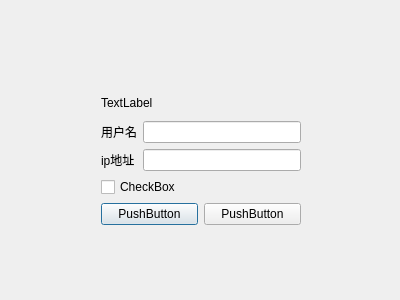
This is explorer_ui/ui/login.ui in MaxChanger/nwpu_explorer_2018 as Qt 5 draws it before an edit. The edited form follows.
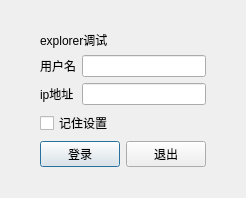
This is the edited form.

Commit message: 增加了记住配置命令的功能

```diff
--- a/explorer_ui/ui/login.ui
+++ b/explorer_ui/ui/login.ui
@@ -6,27 +6,29 @@
    <rect>
     <x>0</x>
     <y>0</y>
-    <width>400</width>
-    <height>300</height>
+    <width>246</width>
+    <height>198</height>
    </rect>
   </property>
   <property name="windowTitle">
    <string>Dialog</string>
   </property>
-  <widget class="QWidget" name="layoutWidget">
-   <property name="geometry">
-    <rect>
-     <x>101</x>
-     <y>91</y>
-     <width>200</width>
-     <height>134</height>
-    </rect>
-   </property>
+  <layout class="QGridLayout" name="gridLayout_2">
+   <item row="0" column="0">
+    <widget class="QWidget" name="widget" native="true">
+     <property name="sizePolicy">
+      <sizepolicy hsizetype="Fixed" vsizetype="Fixed">
+       <horstretch>0</horstretch>
+       <verstretch>0</verstretch>
+      </sizepolicy>
+     </property>
+     <layout class="QGridLayout" name="gridLayout">
+      <item row="0" column="0">
    <layout class="QVBoxLayout" name="verticalLayout_4">
     <item>
      <widget class="QLabel" name="label_3">
       <property name="text">
-       <string>TextLabel</string>
+           <string>explorer调试</string>
       </property>
      </widget>
     </item>
@@ -67,7 +69,7 @@
       <item>
        <widget class="QCheckBox" name="rememberCheck">
         <property name="text">
-         <string>CheckBox</string>
+             <string>记住设置</string>
         </property>
        </widget>
       </item>
@@ -76,14 +78,14 @@
         <item>
          <widget class="QPushButton" name="loginButton">
           <property name="text">
-           <string>PushButton</string>
+               <string>登录</string>
           </property>
          </widget>
         </item>
         <item>
          <widget class="QPushButton" name="closeButton">
           <property name="text">
-           <string>PushButton</string>
+               <string>退出</string>
           </property>
          </widget>
         </item>
@@ -92,7 +94,11 @@
      </layout>
     </item>
    </layout>
-  </widget>
+      </item>
+     </layout>
+    </widget>
+   </item>
+  </layout>
  </widget>
  <resources/>
  <connections/>
```
Lines whose indentation alone changed are shown as unchanged. The commit also changes 12 other files.
